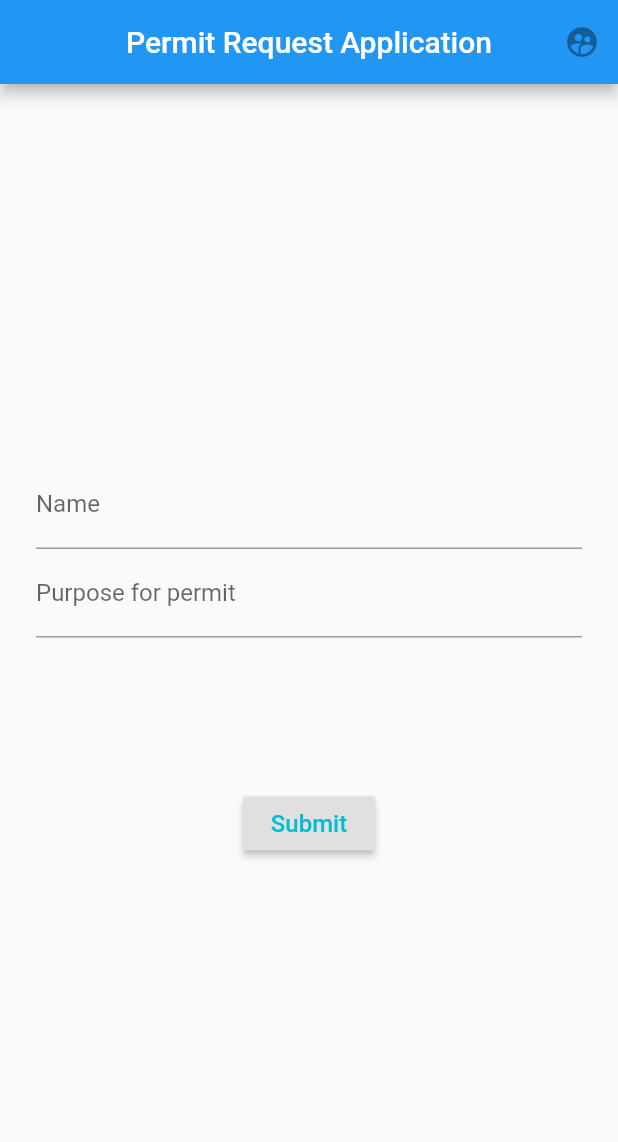
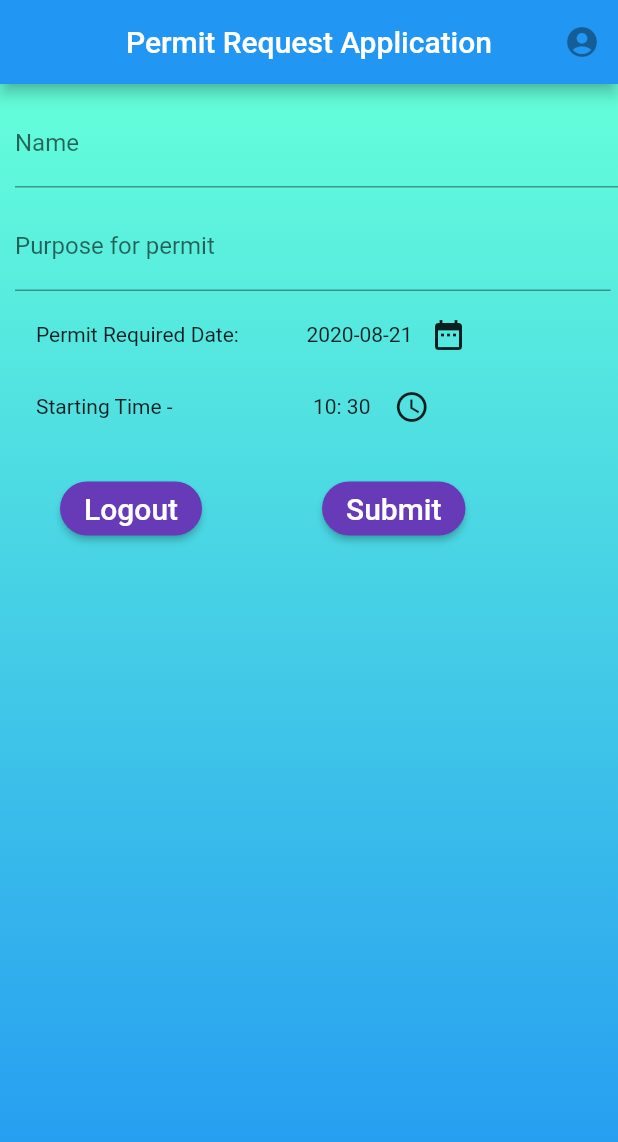
Before and after one commit to ajmalhinas/flutterTry, a Flutter app: the FormScreen screen opened directly, on a phone screen of 412 x 824 dp. Shown: the top 1142 px of the screen. Run offline on Flutter 3.47's test engine with Material 2 defaults, Android fonts, the phone set to English and light mode, and no system bars; our stand-ins replace shared_preferences; accounts and stored records are empty.

Commit message:
Complete form Screen Design

```diff
--- a/lib/formScreen.dart
+++ b/lib/formScreen.dart
@@ -1,5 +1,7 @@
 import 'package:flutter/cupertino.dart';
 import 'package:flutter/material.dart';
+import 'package:my_app/login.dart';
+import 'dart:async';
 
 class FormScreen extends StatefulWidget {
   @override
@@ -18,8 +20,11 @@ class _FormScreenState extends State<FormScreen> {
   final GlobalKey<FormState> _formKey= GlobalKey<FormState>();
 
   Widget _buildName(){
-    return TextFormField(
+    return Padding(
+      padding: const EdgeInsets.fromLTRB(10,10,0,0),
+      child: TextFormField(
         decoration: InputDecoration(labelText: 'Name'),
+
         validator: (String value){
           if(value.isEmpty){
             return 'Name is Required';
@@ -28,21 +33,44 @@ class _FormScreenState extends State<FormScreen> {
         onSaved: (String value){
           name = value;
         },
+      ),
     );
   }
 
   Widget _buildRequestPurpose(){
-    return TextFormField(
+    return Padding(
+      padding: const EdgeInsets.fromLTRB(10.0,10,5,5),
+      child: TextFormField(
         decoration: InputDecoration(labelText: 'Purpose for permit'),
+      ),
     );
   }
 
   Widget _buildStartDate(){
-    return null;
+    return Padding(
+        padding: const EdgeInsets.symmetric(horizontal: 24),
+        child: Row(
+          children: <Widget>[
+            Text("Permit Required Date:             "),
+            Text("${selectedDate.toLocal()}".split(' ')[0]),
+            IconButton(icon: Icon(Icons.date_range), onPressed: ()=> _selectDate(context)),
+          ],
+        )
+    );
   }
 
   Widget _buildStartTime(){
-    return null;
+    return Padding(
+        padding: const EdgeInsets.symmetric(horizontal: 24),
+        child: Row(
+
+          children: <Widget>[
+            Text("Starting Time -                           "),
+            Text("${selectedTime.hour}: ${selectedTime.minute} "),
+            IconButton(icon: Icon(Icons.access_time), onPressed: ()=> _selectTime(context)),
+          ],
+        )
+    );
   }
   Widget _buildEndDate(){
     return null;
@@ -52,43 +80,110 @@ class _FormScreenState extends State<FormScreen> {
     return null;
   }
 
+  DateTime selectedDate = DateTime.now();
+  TimeOfDay selectedTime = TimeOfDay.now();
+
+  Future<Null> _selectDate(BuildContext context) async {
+    final DateTime picked = await showDatePicker(
+        context: context,
+        initialDate: selectedDate,
+        firstDate: DateTime(2015, 8),
+        lastDate: DateTime(2101));
+    if (picked != null && picked != selectedDate) {
+      setState(() {
+        selectedDate = picked;
+      });
+    } }
+   Future<Null> _selectTime(BuildContext context) async {
+    final TimeOfDay picked = await showTimePicker(
+        context: context,
+        initialTime: selectedTime);
+    if (picked != null ) {
+      setState(() {
+        selectedTime = picked;
+      });
+    } }
+
+
   @override
   Widget build(BuildContext context) {
     return Scaffold(
       appBar: AppBar(title: Text("Permit Request Application"),
+        backgroundColor: Colors.blue,
       centerTitle: true, actions: <Widget>[
-        IconButton(icon: Icon(Icons.supervised_user_circle), onPressed: null)
+        IconButton(icon: Icon(Icons.account_circle), onPressed: null)
         ],
       ),
-      body: Container(
-        margin: EdgeInsets.all(24),
+      body: Center(
+        child: Center(
+          child: Container(
+            decoration: BoxDecoration(
+              gradient: LinearGradient(
+                  colors: [Colors.tealAccent, Colors.blue[500]],
+                  begin: Alignment.topCenter,
+                  end: Alignment.bottomCenter),
+            ),
+            margin: EdgeInsets.all(0),
             child: Form(
               key: _formKey,
                 child: Column(
-          mainAxisAlignment: MainAxisAlignment.center,
+              mainAxisAlignment: MainAxisAlignment.start,
+              crossAxisAlignment: CrossAxisAlignment.start,
+
               children: <Widget>[
                 _buildName(),
 //            SizedBox(height: 5.0,),
                 _buildRequestPurpose(),
-//            _buildStartDate(),
-//            _buildStartTime(),
+            _buildStartDate(),
+            _buildStartTime(),
 //            _buildEndDate(),
 //            _buildEndTime(),
-            SizedBox(height: 100,),
+              SizedBox(height: 10,),
+                SizedBox(height: 0,),
+
+
+                SizedBox(height: 10,),
+                Padding(
+                  padding: const EdgeInsets.symmetric(horizontal: 20),
+                  child: Row(
+                    children: <Widget>[
+                      SizedBox(width: 20.0,),
+                      RaisedButton(
+                        child: Text('Logout',
+                          style: TextStyle(color: Colors.white, fontSize: 20,),
+                        ),
+                        shape: RoundedRectangleBorder(
+                            borderRadius:BorderRadius.circular(30.0)
+                        ),
+                        color: Colors.deepPurple,
+                        onPressed: (){
+                          Navigator.of(context).pushAndRemoveUntil(MaterialPageRoute(builder: (BuildContext context) => LoginPage()), (Route<dynamic> route) => false);
+                        },
+                      ),
+                      SizedBox(width: 80,),
                       RaisedButton(
                         child: Text('Submit',
-                style: TextStyle(color: Colors.cyan, fontSize: 16),
+                          style: TextStyle(color: Colors.white, fontSize: 20,),
                         ),
+                        shape: RoundedRectangleBorder(
+                            borderRadius:BorderRadius.circular(30.0)
+                        ),
+                        color: Colors.deepPurple,
                         onPressed: (){
                           if(!_formKey.currentState.validate()){
                             return;
                           }
                           _formKey.currentState.save();
-                print('Your name is $name');
+//                print('Your name is $name');
                         },
+                      ),
+                    ],
+                  ),
                 )
               ],
             )),
+          ),
+        ),
       ),
 
     );
--- a/lib/main.dart
+++ b/lib/main.dart
@@ -39,7 +39,7 @@ class _MainPageState extends State<MainPage> {
     sharedPreferences = await SharedPreferences.getInstance();
     if (sharedPreferences.getString("token") == null) {
       Navigator.of(context).pushAndRemoveUntil(
-          MaterialPageRoute(builder: (BuildContext context) => FormScreen()),
+          MaterialPageRoute(builder: (BuildContext context) => LoginPage()),
           (Route<dynamic> route) => false);
     }
   }
@@ -57,7 +57,7 @@ class _MainPageState extends State<MainPage> {
               sharedPreferences.commit();
               Navigator.of(context).pushAndRemoveUntil(
                   MaterialPageRoute(
-                      builder: (BuildContext context) => FormScreen()),
+                      builder: (BuildContext context) => LoginPage()),
                   (Route<dynamic> route) => false);
             },
             child: Text("Log Out", style: TextStyle(color: Colors.white)),
```
Also changed, not shown: lib/login.dart (+19 -13 lines), 1 other file. Lines whose indentation alone changed are shown as unchanged.
